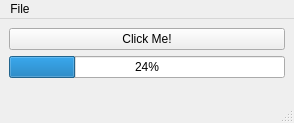
Old version of the form mainwindow.ui in the repository jkanev/treetime.
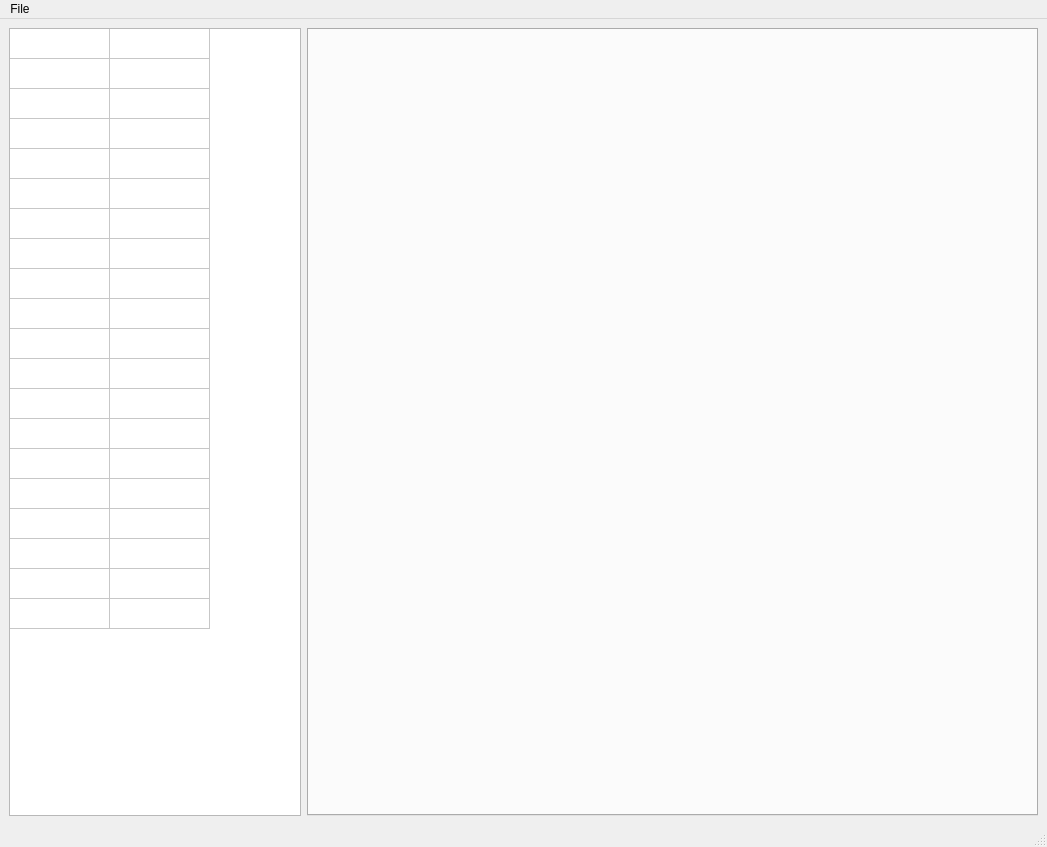
New version of the form.

Commit message:
First commit, usable GUI and small test script.
The software consists of a tree that is statically created
by the test script, read in automatically by the gui. Gui and
tree scripts are functional, but gui only contains review
functionality.

Patch:
```diff
--- a/mainwindow.ui
+++ b/mainwindow.ui
@@ -6,41 +6,75 @@
    <rect>
     <x>0</x>
     <y>0</y>
-    <width>294</width>
-    <height>123</height>
+    <width>1047</width>
+    <height>847</height>
    </rect>
   </property>
   <property name="windowTitle">
    <string>MainWindow</string>
   </property>
   <widget class="QWidget" name="centralwidget">
-   <layout class="QVBoxLayout" name="verticalLayout">
-    <item>
-     <widget class="QPushButton" name="pushButton">
-      <property name="text">
-       <string>Click Me!</string>
-      </property>
-     </widget>
-    </item>
-    <item>
-     <widget class="QProgressBar" name="progressBar">
-      <property name="value">
-       <number>24</number>
-      </property>
-     </widget>
-    </item>
-    <item>
-     <spacer name="verticalSpacer">
-      <property name="orientation">
-       <enum>Qt::Vertical</enum>
-      </property>
-      <property name="sizeHint" stdset="0">
-       <size>
-        <width>20</width>
-        <height>40</height>
-       </size>
-      </property>
-     </spacer>
+   <layout class="QGridLayout" name="gridLayout_2">
+    <item row="0" column="0">
+     <layout class="QGridLayout" name="gridLayout" columnstretch="2,5">
+      <item row="0" column="0">
+       <widget class="QTableWidget" name="tableWidget">
+        <property name="sortingEnabled">
+         <bool>false</bool>
+        </property>
+        <property name="rowCount">
+         <number>20</number>
+        </property>
+        <property name="columnCount">
+         <number>2</number>
+        </property>
+        <attribute name="horizontalHeaderVisible">
+         <bool>false</bool>
+        </attribute>
+        <attribute name="horizontalHeaderCascadingSectionResizes">
+         <bool>true</bool>
+        </attribute>
+        <attribute name="verticalHeaderVisible">
+         <bool>false</bool>
+        </attribute>
+        <attribute name="verticalHeaderCascadingSectionResizes">
+         <bool>true</bool>
+        </attribute>
+        <row/>
+        <row/>
+        <row/>
+        <row/>
+        <row/>
+        <row/>
+        <row/>
+        <row/>
+        <row/>
+        <row/>
+        <row/>
+        <row/>
+        <row/>
+        <row/>
+        <row/>
+        <row/>
+        <row/>
+        <row/>
+        <row/>
+        <row/>
+        <column/>
+        <column/>
+       </widget>
+      </item>
+      <item row="0" column="1">
+       <widget class="QTabWidget" name="tabWidget">
+        <property name="currentIndex">
+         <number>-1</number>
+        </property>
+        <property name="documentMode">
+         <bool>false</bool>
+        </property>
+       </widget>
+      </item>
+     </layout>
     </item>
    </layout>
   </widget>
@@ -49,8 +83,8 @@
     <rect>
      <x>0</x>
      <y>0</y>
-     <width>294</width>
-     <height>22</height>
+     <width>1047</width>
+     <height>29</height>
     </rect>
    </property>
    <widget class="QMenu" name="menuFile">
```
Left out of the diff: 4 changed lines with no effect on the pictures. The commit also changes 5 other files.
